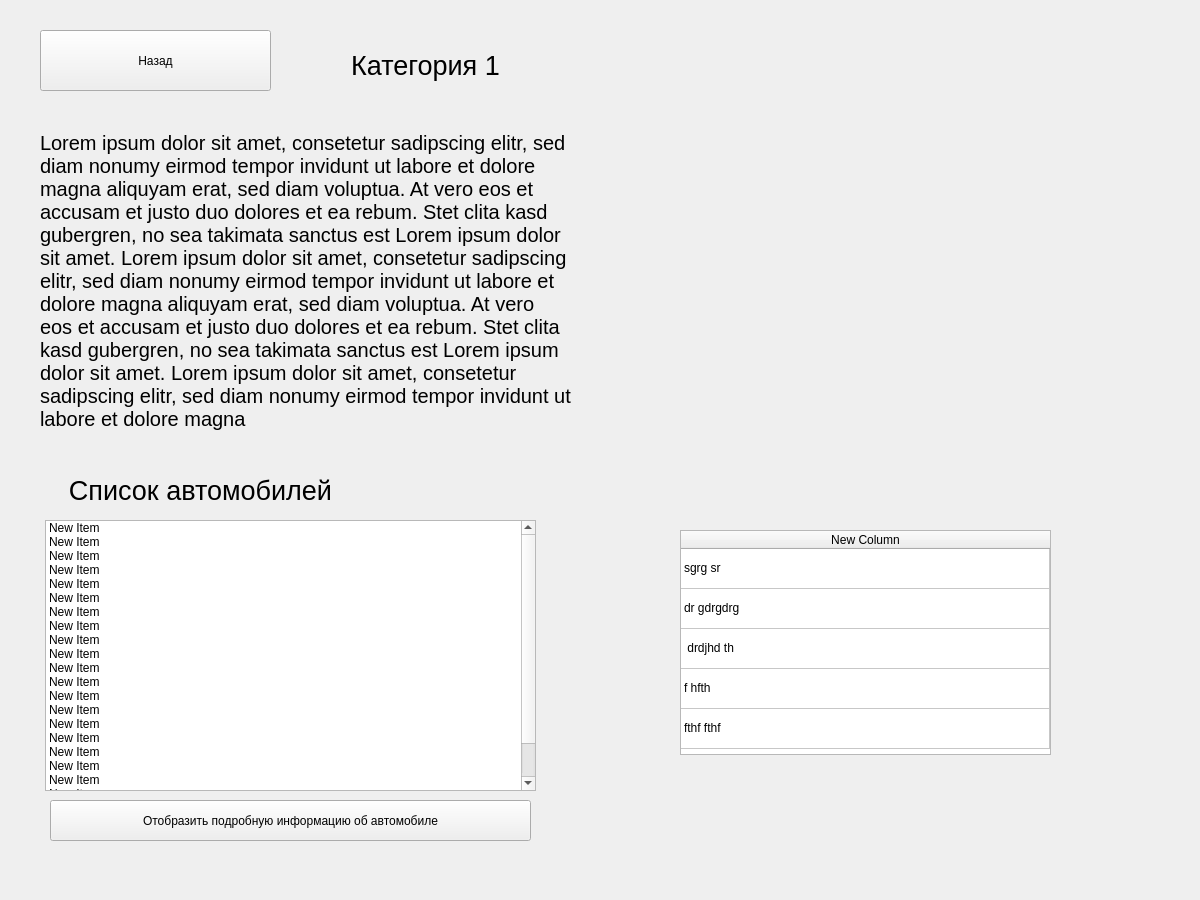
This is main.ui in cerito20/PIOA-Project as Qt 5 draws it before an edit. The edited form follows.
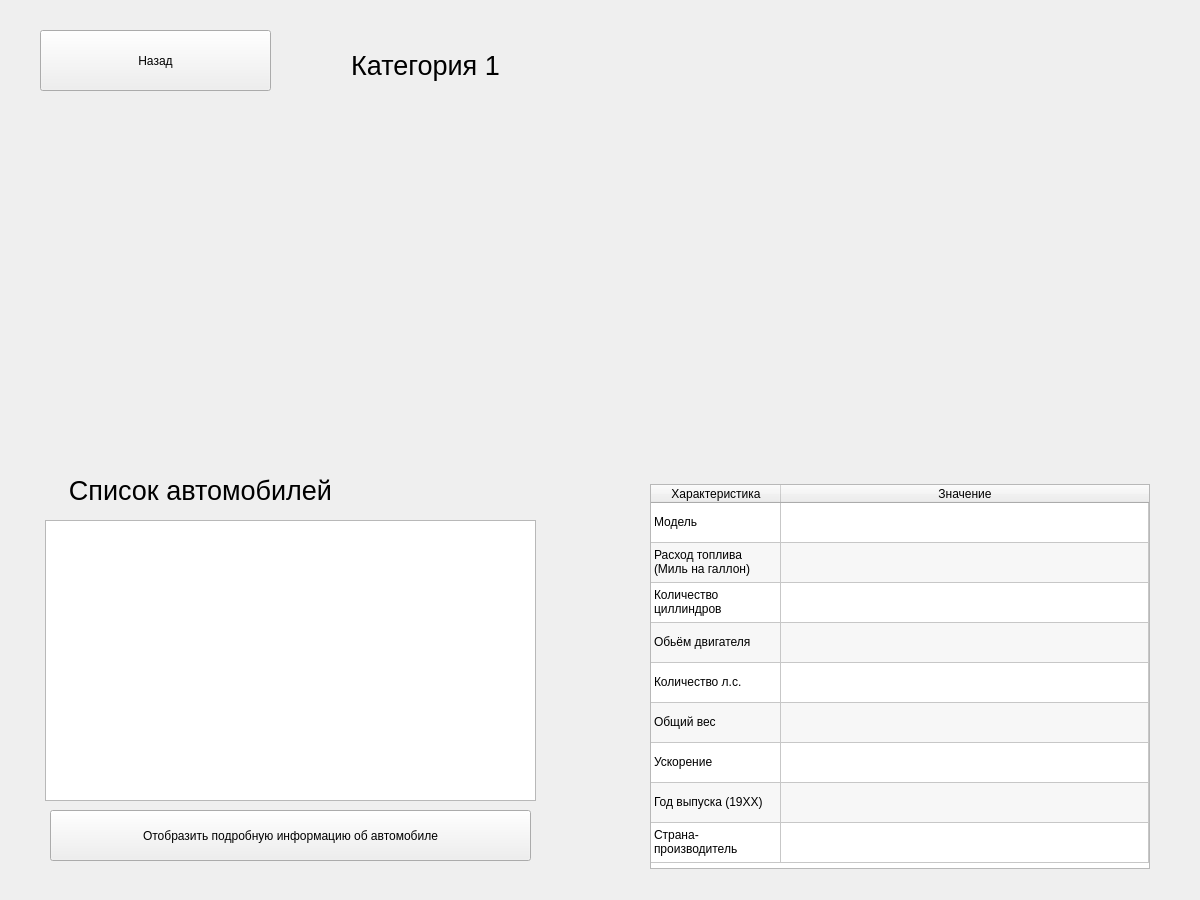
This is the edited form. The open tabs and pages were chosen to show the change.

```diff
--- a/main.ui
+++ b/main.ui
@@ -186,7 +186,7 @@
        </font>
       </property>
       <property name="text">
-       <string>Lorem ipsum dolor sit amet, consetetur sadipscing elitr, sed diam nonumy eirmod tempor invidunt ut labore et dolore magna aliquyam erat, sed diam voluptua. At vero eos et accusam et justo duo dolores et ea rebum. Stet clita kasd gubergren, no sea takimata sanctus est Lorem ipsum dolor sit amet. Lorem ipsum dolor sit amet, consetetur sadipscing elitr, sed diam nonumy eirmod tempor invidunt ut labore et dolore magna aliquyam erat, sed diam voluptua. At vero eos et accusam et justo duo dolores et ea rebum. Stet clita kasd gubergren, no sea takimata sanctus est Lorem ipsum dolor sit amet. Lorem ipsum dolor sit amet, consetetur sadipscing elitr, sed diam nonumy eirmod tempor invidunt ut labore et dolore magna </string>
+       <string/>
       </property>
       <property name="wordWrap">
        <bool>true</bool>
@@ -198,127 +198,17 @@
         <x>45</x>
         <y>520</y>
         <width>491</width>
-        <height>271</height>
+        <height>281</height>
        </rect>
       </property>
-      <item>
-       <property name="text">
-        <string>New Item</string>
-       </property>
-      </item>
-      <item>
-       <property name="text">
-        <string>New Item</string>
-       </property>
-      </item>
-      <item>
-       <property name="text">
-        <string>New Item</string>
-       </property>
-      </item>
-      <item>
-       <property name="text">
-        <string>New Item</string>
-       </property>
-      </item>
-      <item>
-       <property name="text">
-        <string>New Item</string>
-       </property>
-      </item>
-      <item>
-       <property name="text">
-        <string>New Item</string>
-       </property>
-      </item>
-      <item>
-       <property name="text">
-        <string>New Item</string>
-       </property>
-      </item>
-      <item>
-       <property name="text">
-        <string>New Item</string>
-       </property>
-      </item>
-      <item>
-       <property name="text">
-        <string>New Item</string>
-       </property>
-      </item>
-      <item>
-       <property name="text">
-        <string>New Item</string>
-       </property>
-      </item>
-      <item>
-       <property name="text">
-        <string>New Item</string>
-       </property>
-      </item>
-      <item>
-       <property name="text">
-        <string>New Item</string>
-       </property>
-      </item>
-      <item>
-       <property name="text">
-        <string>New Item</string>
-       </property>
-      </item>
-      <item>
-       <property name="text">
-        <string>New Item</string>
-       </property>
-      </item>
-      <item>
-       <property name="text">
-        <string>New Item</string>
-       </property>
-      </item>
-      <item>
-       <property name="text">
-        <string>New Item</string>
-       </property>
-      </item>
-      <item>
-       <property name="text">
-        <string>New Item</string>
-       </property>
-      </item>
-      <item>
-       <property name="text">
-        <string>New Item</string>
-       </property>
-      </item>
-      <item>
-       <property name="text">
-        <string>New Item</string>
-       </property>
-      </item>
-      <item>
-       <property name="text">
-        <string>New Item</string>
-       </property>
-      </item>
-      <item>
-       <property name="text">
-        <string>New Item</string>
-       </property>
-      </item>
-      <item>
-       <property name="text">
-        <string>New Item</string>
-       </property>
-      </item>
      </widget>
      <widget class="QTableWidget" name="table">
       <property name="geometry">
        <rect>
-        <x>680</x>
-        <y>530</y>
-        <width>371</width>
-        <height>225</height>
+        <x>650</x>
+        <y>484</y>
+        <width>500</width>
+        <height>385</height>
        </rect>
       </property>
       <property name="layoutDirection">
@@ -333,9 +223,39 @@
       <property name="frameShadow">
        <enum>QFrame::Sunken</enum>
       </property>
+      <property name="alternatingRowColors">
+       <bool>true</bool>
+      </property>
+      <property name="showGrid">
+       <bool>true</bool>
+      </property>
+      <property name="gridStyle">
+       <enum>Qt::SolidLine</enum>
+      </property>
+      <property name="sortingEnabled">
+       <bool>false</bool>
+      </property>
+      <property name="wordWrap">
+       <bool>true</bool>
+      </property>
+      <property name="cornerButtonEnabled">
+       <bool>false</bool>
+      </property>
       <property name="rowCount">
-       <number>5</number>
+       <number>9</number>
       </property>
+      <attribute name="horizontalHeaderCascadingSectionResizes">
+       <bool>false</bool>
+      </attribute>
+      <attribute name="horizontalHeaderDefaultSectionSize">
+       <number>130</number>
+      </attribute>
+      <attribute name="horizontalHeaderMinimumSectionSize">
+       <number>40</number>
+      </attribute>
+      <attribute name="horizontalHeaderShowSortIndicator" stdset="0">
+       <bool>false</bool>
+      </attribute>
       <attribute name="horizontalHeaderStretchLastSection">
        <bool>true</bool>
       </attribute>
@@ -382,34 +302,124 @@
         <string>New Row</string>
        </property>
       </row>
+      <row>
+       <property name="text">
+        <string>New Row</string>
+       </property>
+      </row>
+      <row>
+       <property name="text">
+        <string>New Row</string>
+       </property>
+      </row>
+      <row>
+       <property name="text">
+        <string>New Row</string>
+       </property>
+      </row>
+      <row>
+       <property name="text">
+        <string>New Row</string>
+       </property>
+      </row>
       <column>
        <property name="text">
-        <string>New Column</string>
+        <string>Характеристика</string>
+       </property>
+      </column>
+      <column>
+       <property name="text">
+        <string>Значение</string>
        </property>
       </column>
       <item row="0" column="0">
        <property name="text">
-        <string>sgrg sr</string>
+        <string>Модель</string>
+       </property>
+      </item>
+      <item row="0" column="1">
+       <property name="text">
+        <string/>
        </property>
       </item>
       <item row="1" column="0">
        <property name="text">
-        <string>dr gdrgdrg</string>
+        <string>Расход топлива (Миль на галлон)</string>
+       </property>
+      </item>
+      <item row="1" column="1">
+       <property name="text">
+        <string/>
        </property>
       </item>
       <item row="2" column="0">
        <property name="text">
-        <string> drdjhd th</string>
+        <string>Количество циллиндров</string>
+       </property>
+      </item>
+      <item row="2" column="1">
+       <property name="text">
+        <string/>
        </property>
       </item>
       <item row="3" column="0">
        <property name="text">
-        <string>f hfth </string>
+        <string>Обьём двигателя</string>
+       </property>
+      </item>
+      <item row="3" column="1">
+       <property name="text">
+        <string/>
        </property>
       </item>
       <item row="4" column="0">
        <property name="text">
-        <string>fthf fthf</string>
+        <string>Количество л.с.</string>
+       </property>
+      </item>
+      <item row="4" column="1">
+       <property name="text">
+        <string/>
+       </property>
+      </item>
+      <item row="5" column="0">
+       <property name="text">
+        <string>Общий вес</string>
+       </property>
+      </item>
+      <item row="5" column="1">
+       <property name="text">
+        <string/>
+       </property>
+      </item>
+      <item row="6" column="0">
+       <property name="text">
+        <string>Ускорение</string>
+       </property>
+      </item>
+      <item row="6" column="1">
+       <property name="text">
+        <string/>
+       </property>
+      </item>
+      <item row="7" column="0">
+       <property name="text">
+        <string>Год выпуска (19XX)</string>
+       </property>
+      </item>
+      <item row="7" column="1">
+       <property name="text">
+        <string/>
+       </property>
+      </item>
+      <item row="8" column="0">
+       <property name="text">
+        <string>Страна-производитель</string>
+       </property>
+      </item>
+      <item row="8" column="1">
+       <property name="text">
+        <string/>
        </property>
       </item>
      </widget>
@@ -417,9 +427,9 @@
       <property name="geometry">
        <rect>
         <x>50</x>
-        <y>800</y>
+        <y>810</y>
         <width>481</width>
-        <height>41</height>
+        <height>51</height>
        </rect>
       </property>
       <property name="text">
```
Left out of the diff: 52 changed lines with no effect on the pictures.
